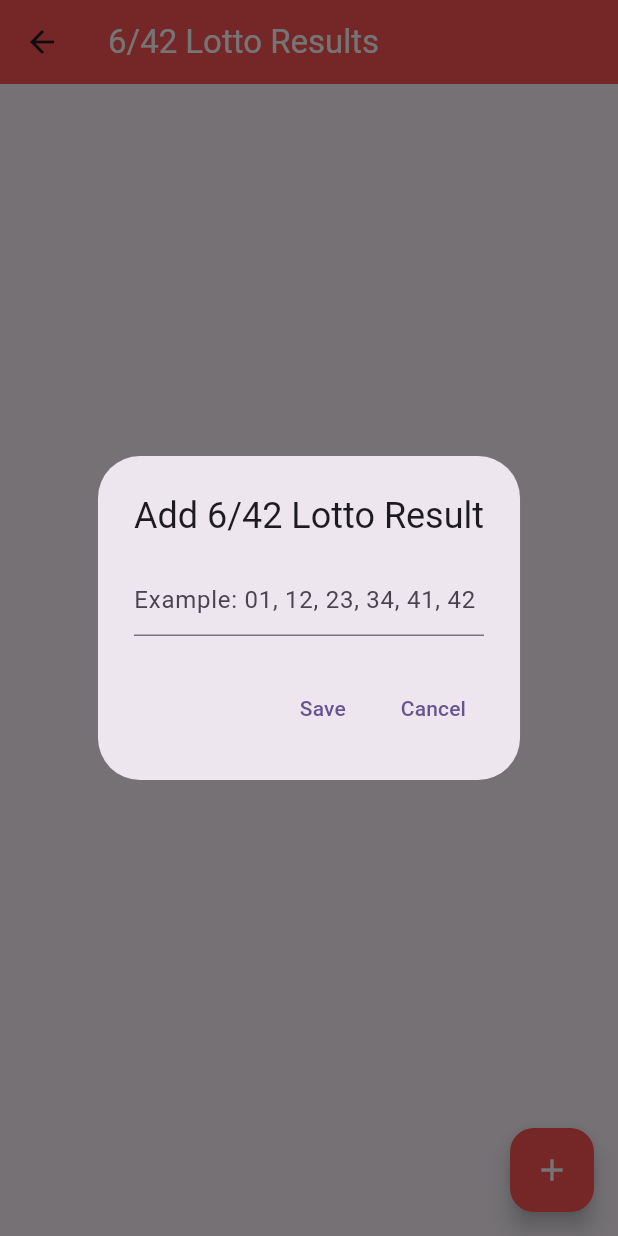
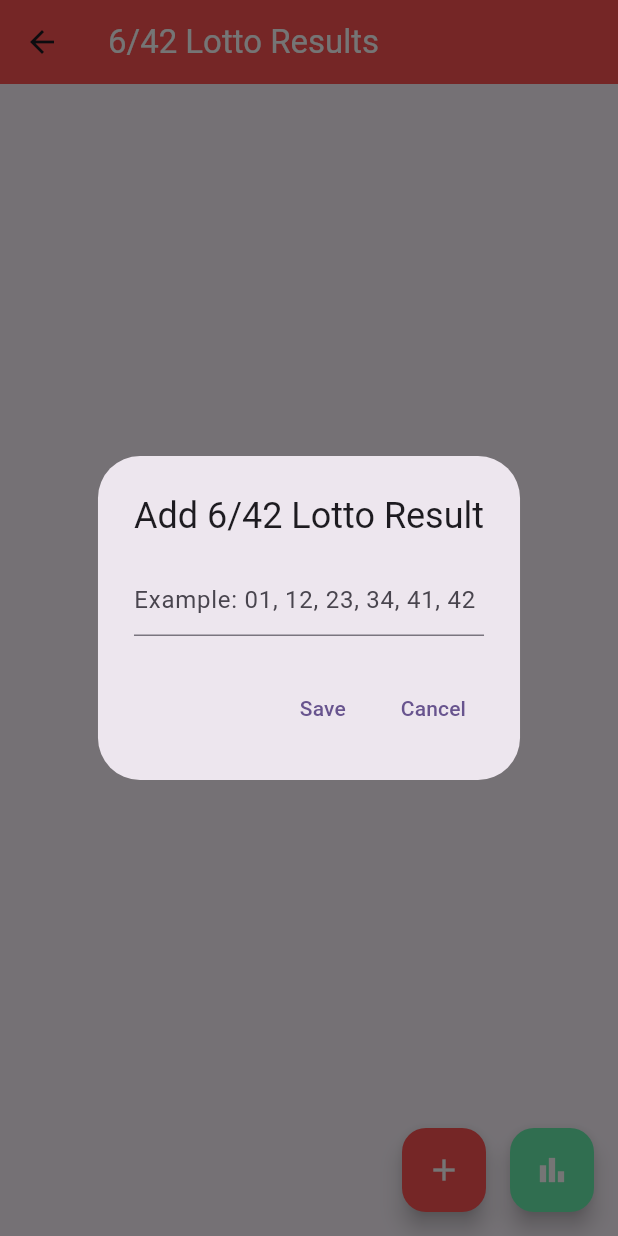
Before and after one commit to lightdarkmaster/LottoScope, a Flutter app: the SixFortyTwo screen opened directly, after a tap on the "add" icon, on a phone screen of 412 x 824 dp. Run offline on Flutter 3.47's test engine with Material 3 defaults, Android fonts, the phone set to English and light mode, and no system bars; our stand-ins replace sqflite, table_calendar; accounts and stored records are empty.

Commit message:
Add Analyze Button Below

```diff
--- a/lib/pages/sixfortytwo.dart
+++ b/lib/pages/sixfortytwo.dart
@@ -213,7 +213,10 @@ class _SixFortyTwoState extends State<SixFortyTwo> {
           ],
         ),
       ),
-      floatingActionButton: FloatingActionButton(
+      floatingActionButton: Row(
+        mainAxisAlignment: MainAxisAlignment.end,
+        children: [
+          FloatingActionButton(
             backgroundColor: Colors.redAccent,
             onPressed: () {
               showDialog(
@@ -245,8 +248,7 @@ class _SixFortyTwoState extends State<SixFortyTwo> {
                                 numbers.map((n) => n.padLeft(2, '0')).join(', ');
                             _saveToDatabase(numbersString).then((_) {
                               _loadSavedResults(); // Reload results after saving
-                          _inputController
-                              .clear(); // Clear the input field after saving
+                              _inputController.clear(); // Clear the input field after saving
                             });
                             Navigator.of(context)
                                 .pop(); // Close the dialog after saving
@@ -265,8 +267,7 @@ class _SixFortyTwoState extends State<SixFortyTwo> {
                         onPressed: () {
                           Navigator.of(context)
                               .pop(); // Close the dialog if cancelled
-                      _inputController
-                          .clear(); // Clear the input field if cancelled
+                          _inputController.clear(); // Clear the input field if cancelled
                         },
                         child: const Text('Cancel'),
                       ),
@@ -277,6 +278,19 @@ class _SixFortyTwoState extends State<SixFortyTwo> {
             },
             child: const Icon(Icons.add, color: Colors.white),
           ),
+          const SizedBox(width: 16), // Adds some space between buttons
+          FloatingActionButton(
+            backgroundColor: Colors.greenAccent,
+            onPressed: () {
+              // Your analyze button logic here
+              ScaffoldMessenger.of(context).showSnackBar(
+                const SnackBar(content: Text('Analyze button clicked')),
+              );
+            },
+            child: const Icon(Icons.bar_chart, color: Colors.white),
+          ),
+        ],
+      ),
     );
   }
 
```
Lines whose indentation alone changed are shown as unchanged.
